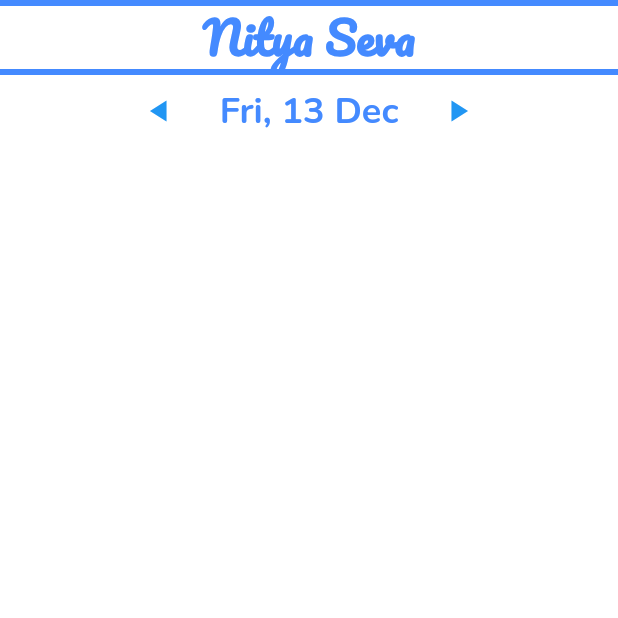
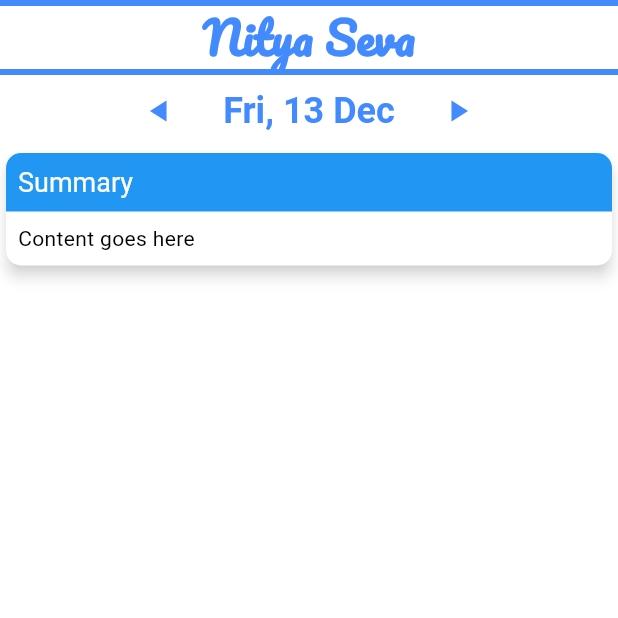
Before and after one commit to jayantadn/vkhillseva, a Flutter app: the screen it shows after launch, after a tap on the "play arrow" icon, on a phone screen of 412 x 824 dp, the top half of it. Run offline on Flutter 3.47's test engine with Material 3 defaults, Android fonts, the phone set to English and light mode, and no system bars; our stand-ins replace firebase_core, google_fonts, synchronized; accounts and stored records are empty; Roboto replaces fonts that are missing (Mogra).

Commit message:
Refactor theme styles and add DaySummary widget; update date header to limit last selectable date

```diff
--- a/lib/common/theme.dart
+++ b/lib/common/theme.dart
@@ -45,17 +45,16 @@ ThemeData themeDefault = ThemeData(
     bodyLarge: TextStyle(color: textColor, fontSize: 16.0),
     bodyMedium: TextStyle(color: textColor, fontSize: 14.0),
     bodySmall: TextStyle(color: textColor, fontSize: 12.0),
-    headlineLarge: GoogleFonts.nunito(
+    headlineLarge: GoogleFonts.mogra(
       color: accentColor,
       fontSize: 24.0,
       fontWeight: FontWeight.bold,
     ),
-    headlineMedium: GoogleFonts.nunito(
+    headlineMedium: GoogleFonts.mogra(
       color: primaryColor,
       fontSize: 18.0,
-      fontWeight: FontWeight.bold,
     ),
-    headlineSmall: GoogleFonts.nunito(
+    headlineSmall: GoogleFonts.mogra(
       color: textColor,
       fontSize: 14.0,
       fontWeight: FontWeight.bold,
@@ -147,6 +146,14 @@ ThemeData themeDefault = ThemeData(
     size: 24.0,
   ),
 
+  // Icon Button Theme
+  iconButtonTheme: IconButtonThemeData(
+    style: ButtonStyle(
+      iconColor: WidgetStateProperty.all(accentColor),
+      iconSize: WidgetStateProperty.all(24.0),
+    ),
+  ),
+
   // Checkboxes, Radios, Switches
   checkboxTheme: CheckboxThemeData(
     fillColor: WidgetStateProperty.resolveWith((states) =>
--- /dev/null
+++ b/lib/nitya_seva/day_summary.dart
@@ -0,0 +1,70 @@
+import 'package:flutter/material.dart';
+import 'package:synchronized/synchronized.dart';
+
+class DaySummary extends StatefulWidget {
+  const DaySummary({super.key});
+
+  @override
+  State<DaySummary> createState() => _DaySummaryState();
+}
+
+GlobalKey<_DaySummaryState> daySummaryKey = GlobalKey<_DaySummaryState>();
+
+class _DaySummaryState extends State<DaySummary> {
+  final Lock _lock = Lock();
+
+  @override
+  void initState() {
+    super.initState();
+
+    refresh();
+  }
+
+  void refresh() async {
+    await _lock.synchronized(() async {
+      // all you need to do
+    });
+
+    setState(() {});
+  }
+
+  @override
+  Widget build(BuildContext context) {
+    return Card(
+      shape: RoundedRectangleBorder(
+        borderRadius: BorderRadius.circular(10.0),
+      ),
+      child: Column(
+        crossAxisAlignment: CrossAxisAlignment.start,
+        children: [
+          Container(
+            width: double.infinity, // Stretch to full width
+            decoration: BoxDecoration(
+              color: Theme.of(context).primaryColor,
+              borderRadius: BorderRadius.only(
+                topLeft: Radius.circular(10.0),
+                topRight: Radius.circular(10.0),
+              ),
+            ),
+            padding: EdgeInsets.all(8.0),
+            child: Text(
+              "Summary",
+              style: Theme.of(context).textTheme.headlineMedium?.copyWith(
+                    color: Colors.white,
+                  ),
+            ),
+          ),
+          Padding(
+            padding: EdgeInsets.all(8.0),
+            child: Column(
+              children: [
+                // Add your remaining widgets here
+                Text("Content goes here"),
+              ],
+            ),
+          ),
+        ],
+      ),
+    );
+  }
+}
--- a/lib/nitya_seva/nitya_seva.dart
+++ b/lib/nitya_seva/nitya_seva.dart
@@ -1,6 +1,7 @@
 import 'package:flutter/material.dart';
 import 'package:vkhillseva/common/loading_overlay.dart';
 import 'package:vkhillseva/common/theme.dart';
+import 'package:vkhillseva/nitya_seva/day_summary.dart';
 import 'package:vkhillseva/widgets/date_header.dart';
 
 class NityaSeva extends StatefulWidget {
@@ -45,6 +46,7 @@ class _NityaSevaState extends State<NityaSeva> {
                   DateHeader(
                       callbacks:
                           DateHeaderCallbacks(onChange: (DateTime date) {})),
+                  DaySummary(),
                 ],
               ),
             ),
--- /dev/null
+++ b/lib/templates/widget.dart
@@ -0,0 +1,35 @@
+import 'package:flutter/material.dart';
+import 'package:synchronized/synchronized.dart';
+
+class Summary extends StatefulWidget {
+  const Summary({super.key});
+
+  @override
+  State<Summary> createState() => _SummaryState();
+}
+
+GlobalKey<_SummaryState> summaryKey = GlobalKey<_SummaryState>();
+
+class _SummaryState extends State<Summary> {
+  final Lock _lock = Lock();
+
+  @override
+  void initState() {
+    super.initState();
+
+    refresh();
+  }
+
+  void refresh() async {
+    await _lock.synchronized(() async {
+      // all you need to do
+    });
+
+    setState(() {});
+  }
+
+  @override
+  Widget build(BuildContext context) {
+    return const Placeholder();
+  }
+}
--- a/lib/widgets/date_header.dart
+++ b/lib/widgets/date_header.dart
@@ -105,7 +105,7 @@ class _DateHeaderState extends State<DateHeader> {
                       child: CalendarDatePicker(
                         initialDate: _date,
                         firstDate: DateTime(2000),
-                        lastDate: DateTime(2101),
+                        lastDate: DateTime.now(),
                         onDateChanged: (DateTime picked) {
                           setState(() {
                             _date = picked;
--- a/pubspec.yaml
+++ b/pubspec.yaml
@@ -38,6 +38,7 @@ dependencies:
   firebase_database: ^11.2.0
   google_fonts: ^6.2.1
   intl: ^0.20.1
+  synchronized: ^3.3.0+3
 
 dev_dependencies:
   flutter_test:
```
Also changed, not shown: pubspec.lock.
